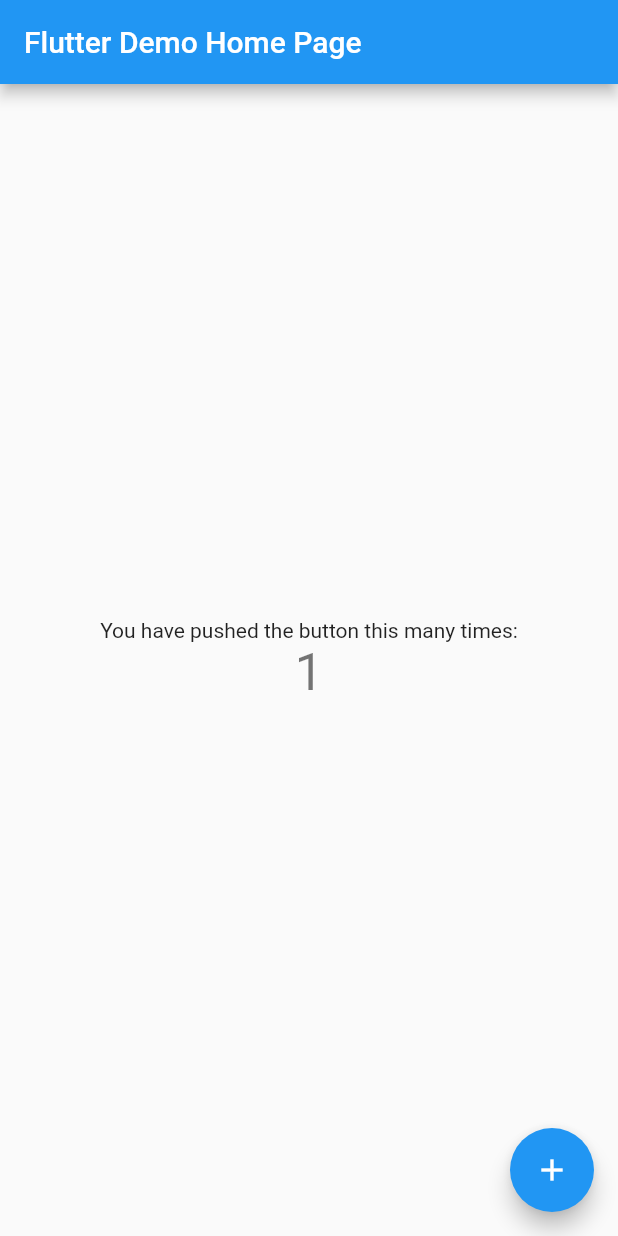
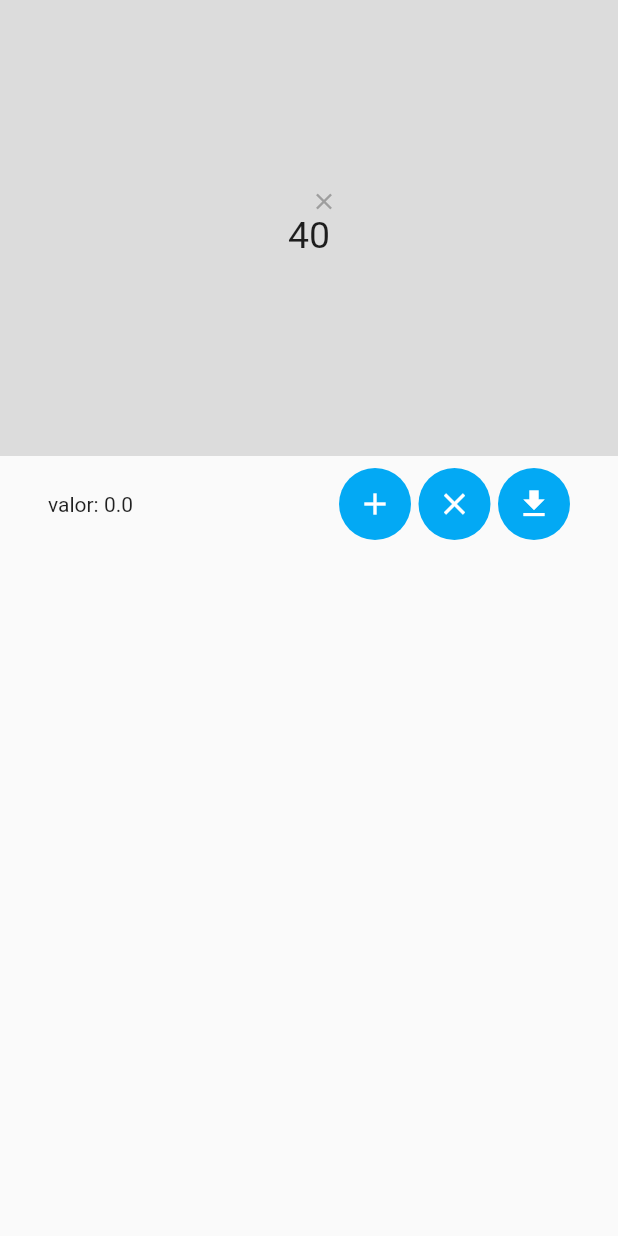
Before and after one commit to akio-code/flutter_mega_sena, a Flutter app: the screen it shows after launch, after a tap on the "add" icon, on a phone screen of 412 x 824 dp. Run offline on Flutter 3.47's test engine with Material 2 defaults, Android fonts, the phone set to English and light mode, and no system bars.

Commit message:
feat: added raw mega sena app

```diff
--- /dev/null
+++ b/lib/lucky_numbers.dart
@@ -0,0 +1,74 @@
+import 'package:flutter/material.dart';
+import 'package:flutter/widgets.dart';
+import 'package:flutter_mega_sena/lucky_numbers_notifier.dart';
+import 'package:provider/provider.dart';
+
+class LuckyNumbers extends StatelessWidget {
+  @override
+  Widget build(BuildContext context) {
+    return Consumer<LuckyNumbersNotifier>(
+      builder: (
+        BuildContext context,
+        LuckyNumbersNotifier notifier,
+        Widget child,
+      ) {
+        const double numberFontSize = 25.0;
+        const double btnSize = 18.0;
+
+        return ListView.separated(
+          shrinkWrap: true,
+          scrollDirection: Axis.horizontal,
+          itemCount: notifier.luckyNumbers.length,
+          itemBuilder: (BuildContext context, int index) {
+            return Stack(
+              alignment: Alignment.centerRight,
+              children: [
+                Padding(
+                  padding: const EdgeInsets.only(
+                    top: btnSize / 2,
+                    left: 5.0,
+                    right: 5.0,
+                  ),
+                  child: Text(
+                    notifier.luckyNumbers[index].toString().padLeft(2, '0'),
+                    style: TextStyle(
+                      fontSize: numberFontSize,
+                    ),
+                  ),
+                ),
+                Padding(
+                  padding: const EdgeInsets.only(bottom: btnSize * 2),
+                  child: SizedBox(
+                    height: btnSize,
+                    width: btnSize,
+                    child: Ink(
+                      decoration: const ShapeDecoration(
+                        shape: CircleBorder(),
+                      ),
+                      child: IconButton(
+                        icon: Icon(
+                          Icons.clear,
+                          size: btnSize,
+                        ),
+                        color: Colors.grey,
+                        padding: EdgeInsets.zero,
+                        onPressed: () => notifier.removeLuckyNumber(index),
+                      ),
+                    ),
+                  ),
+                ),
+              ],
+            );
+          },
+          separatorBuilder: (BuildContext context, int index) {
+            return Container(
+              width: 5,
+              height: 5,
+              // color: Colors.black12,
+            );
+          },
+        );
+      },
+    );
+  }
+}
--- /dev/null
+++ b/lib/lucky_numbers_controls.dart
@@ -0,0 +1,62 @@
+import 'package:flutter/material.dart';
+import 'package:flutter/widgets.dart';
+import 'package:flutter_mega_sena/lucky_numbers_notifier.dart';
+import 'package:provider/provider.dart';
+
+class LuckyNumbersControls extends StatelessWidget {
+  @override
+  Widget build(BuildContext context) {
+    return Consumer<LuckyNumbersNotifier>(
+      builder: (
+        BuildContext context,
+        LuckyNumbersNotifier notifier,
+        Widget child,
+      ) {
+        bool enableAddNumber = notifier.luckyNumbers.length <
+            LuckyNumberConstants.MAX_GAME_NUMBERS;
+
+        bool enableSaveGame = notifier.luckyNumbers.length > 0;
+
+        return Row(
+          children: [
+            Ink(
+              decoration: const ShapeDecoration(
+                color: Colors.lightBlue,
+                shape: CircleBorder(),
+              ),
+              child: IconButton(
+                icon: Icon(Icons.add),
+                color: Colors.white,
+                onPressed: enableAddNumber ? notifier.addLuckyNumber : null,
+              ),
+            ),
+            SizedBox(width: 5.0),
+            Ink(
+              decoration: const ShapeDecoration(
+                color: Colors.lightBlue,
+                shape: CircleBorder(),
+              ),
+              child: IconButton(
+                icon: Icon(Icons.clear),
+                color: Colors.white,
+                onPressed: notifier.clearLuckyNumbers,
+              ),
+            ),
+            SizedBox(width: 5.0),
+            Ink(
+              decoration: const ShapeDecoration(
+                color: Colors.lightBlue,
+                shape: CircleBorder(),
+              ),
+              child: IconButton(
+                icon: Icon(Icons.download_sharp),
+                color: Colors.white,
+                onPressed: enableSaveGame ? notifier.saveLuckyNumbers : null,
+              ),
+            ),
+          ],
+        );
+      },
+    );
+  }
+}
--- /dev/null
+++ b/lib/lucky_numbers_notifier.dart
@@ -0,0 +1,87 @@
+import 'dart:collection';
+import 'dart:math';
+
+import 'package:flutter/widgets.dart';
+
+class LuckyNumberConstants {
+  static const int MIN_LUCKY_NUMBER = 1;
+  static const int MAX_LUCKY_NUMBER = 60;
+  static const int MAX_GAME_NUMBERS = 15;
+
+  static const double PRICE_6_NUMBERS = 4.50;
+  static const double PRICE_7_NUMBERS = 31.50;
+  static const double PRICE_8_NUMBERS = 126.00;
+  static const double PRICE_9_NUMBERS = 378.50;
+  static const double PRICE_10_NUMBERS = 945.00;
+  static const double PRICE_11_NUMBERS = 2079.00;
+  static const double PRICE_12_NUMBERS = 4158.00;
+  static const double PRICE_13_NUMBERS = 7722.00;
+  static const double PRICE_14_NUMBERS = 13513.50;
+  static const double PRICE_15_NUMBERS = 22522.50;
+}
+
+class LuckyNumbersNotifier extends ChangeNotifier {
+  List<int> _luckyNumbers = [];
+  double gamePrice = 0;
+  List<List<int>> _savedLuckyNumbers = [];
+
+  UnmodifiableListView get luckyNumbers => UnmodifiableListView(_luckyNumbers);
+  UnmodifiableListView get savedLuckyNumbers =>
+      UnmodifiableListView(_savedLuckyNumbers);
+
+  int _generateLuckyNumber() {
+    Random luckyFactor = new Random();
+    var generatedNumber =
+        luckyFactor.nextInt(LuckyNumberConstants.MAX_LUCKY_NUMBER);
+    while (generatedNumber == 0 || _luckyNumbers.contains(generatedNumber)) {
+      generatedNumber =
+          luckyFactor.nextInt(LuckyNumberConstants.MAX_LUCKY_NUMBER);
+    }
+    return generatedNumber;
+  }
+
+  void _updateGameValue() {
+    int totalNumbers = _luckyNumbers.length;
+    if (totalNumbers < 6) gamePrice = 0;
+    if (totalNumbers == 6) gamePrice = LuckyNumberConstants.PRICE_6_NUMBERS;
+    if (totalNumbers == 7) gamePrice = LuckyNumberConstants.PRICE_7_NUMBERS;
+    if (totalNumbers == 8) gamePrice = LuckyNumberConstants.PRICE_8_NUMBERS;
+    if (totalNumbers == 9) gamePrice = LuckyNumberConstants.PRICE_9_NUMBERS;
+    if (totalNumbers == 10) gamePrice = LuckyNumberConstants.PRICE_10_NUMBERS;
+    if (totalNumbers == 11) gamePrice = LuckyNumberConstants.PRICE_11_NUMBERS;
+    if (totalNumbers == 12) gamePrice = LuckyNumberConstants.PRICE_12_NUMBERS;
+    if (totalNumbers == 13) gamePrice = LuckyNumberConstants.PRICE_13_NUMBERS;
+    if (totalNumbers == 14) gamePrice = LuckyNumberConstants.PRICE_14_NUMBERS;
+    if (totalNumbers == 14) gamePrice = LuckyNumberConstants.PRICE_14_NUMBERS;
+    if (totalNumbers == 15) gamePrice = LuckyNumberConstants.PRICE_15_NUMBERS;
+  }
+
+  void addLuckyNumber() {
+    int luckyNumber = _generateLuckyNumber();
+    _luckyNumbers.add(luckyNumber);
+    _updateGameValue();
+    notifyListeners();
+  }
+
+  void removeLuckyNumber(int index) {
+    _luckyNumbers.removeAt(index);
+    _updateGameValue();
+    notifyListeners();
+  }
+
+  void clearLuckyNumbers() {
+    _luckyNumbers.clear();
+    notifyListeners();
+  }
+
+  void saveLuckyNumbers() {
+    _savedLuckyNumbers.add(new List<int>.from(_luckyNumbers));
+    _luckyNumbers.clear();
+    notifyListeners();
+  }
+
+  void removeSavedLuckyNumber(int index) {
+    _savedLuckyNumbers.removeAt(index);
+    notifyListeners();
+  }
+}
--- a/lib/main.dart
+++ b/lib/main.dart
@@ -1,4 +1,5 @@
 import 'package:flutter/material.dart';
+import 'package:flutter_mega_sena/mega_sena.dart';
 
 void main() {
   runApp(MyApp());
@@ -26,7 +27,7 @@ class MyApp extends StatelessWidget {
         // closer together (more dense) than on mobile platforms.
         visualDensity: VisualDensity.adaptivePlatformDensity,
       ),
-      home: MyHomePage(title: 'Flutter Demo Home Page'),
+      home: MegaSenaApp(),
     );
   }
 }
--- /dev/null
+++ b/lib/mega_sena.dart
@@ -0,0 +1,61 @@
+import 'package:flutter/material.dart';
+import 'package:flutter/widgets.dart';
+import 'package:flutter_mega_sena/lucky_numbers.dart';
+import 'package:flutter_mega_sena/lucky_numbers_controls.dart';
+import 'package:flutter_mega_sena/lucky_numbers_notifier.dart';
+import 'package:flutter_mega_sena/saved_lucky_numbers.dart';
+import 'package:provider/provider.dart';
+
+class MegaSenaApp extends StatelessWidget {
+  @override
+  Widget build(BuildContext context) {
+    return Scaffold(
+      body: SafeArea(
+        child: ChangeNotifierProvider(
+          create: (BuildContext context) => LuckyNumbersNotifier(),
+          child: Column(
+            crossAxisAlignment: CrossAxisAlignment.center,
+            children: [
+              Flexible(
+                flex: 4,
+                child: Container(
+                  alignment: Alignment.bottomCenter,
+                  color: Colors.black12,
+                  child: LuckyNumbers(),
+                ),
+              ),
+              Padding(
+                padding: const EdgeInsets.symmetric(
+                  vertical: 8.0,
+                  horizontal: 32.0,
+                ),
+                child: Row(
+                  mainAxisAlignment: MainAxisAlignment.spaceBetween,
+                  children: [
+                    Consumer<LuckyNumbersNotifier>(
+                      builder: (
+                        BuildContext context,
+                        LuckyNumbersNotifier notifier,
+                        Widget child,
+                      ) {
+                        return Text('valor: ${notifier.gamePrice}');
+                      },
+                    ),
+                    Container(
+                      // height: 50,
+                      child: LuckyNumbersControls(),
+                    ),
+                  ],
+                ),
+              ),
+              Flexible(
+                flex: 6,
+                child: SavedLuckyNumbersList(),
+              ),
+            ],
+          ),
+        ),
+      ),
+    );
+  }
+}
--- a/pubspec.yaml
+++ b/pubspec.yaml
@@ -23,6 +23,7 @@ environment:
 dependencies:
   flutter:
     sdk: flutter
+  provider: ^3.0.0
 
 
   # The following adds the Cupertino Icons font to your application.
```
Also changed, not shown: lib/saved_lucky_numbers.dart (added, +80 -0 lines), pubspec.lock, 1 other file.
